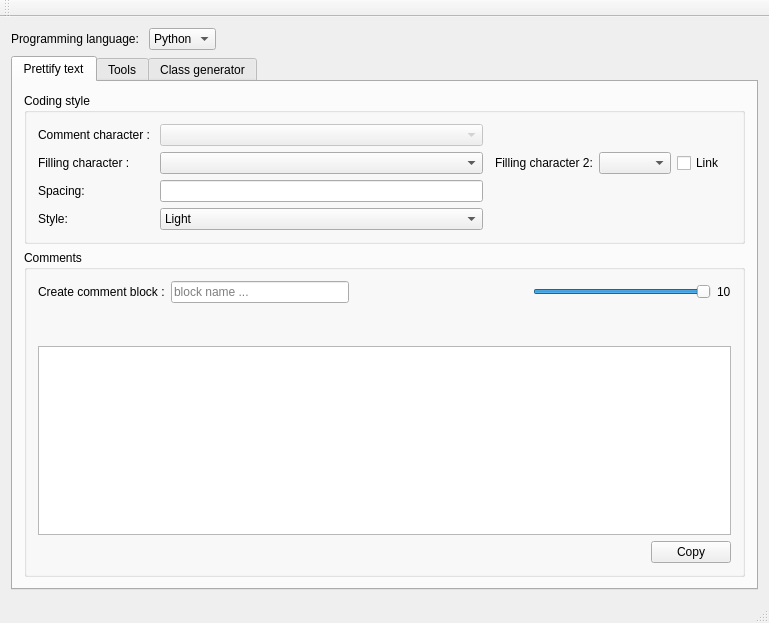
Qt form CodeHelper/mainwindow.ui (matthiaszeller/CodeHelper) before a commit.
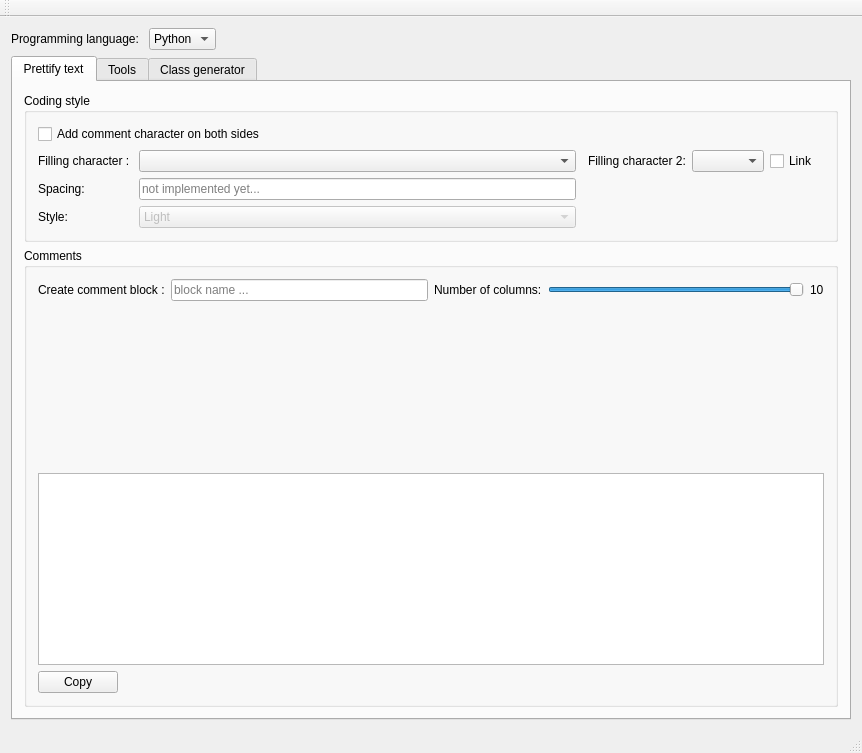
The same form after that commit.

Commit message: manage language for comments, comment character on both sides of comment block, language<->QString map, ...

```diff
--- a/CodeHelper/mainwindow.ui
+++ b/CodeHelper/mainwindow.ui
@@ -6,8 +6,8 @@
    <rect>
     <x>0</x>
     <y>0</y>
-    <width>769</width>
-    <height>623</height>
+    <width>862</width>
+    <height>753</height>
    </rect>
   </property>
   <property name="windowTitle">
@@ -69,13 +69,6 @@
            <string>Coding style</string>
           </property>
           <layout class="QGridLayout" name="gridLayout_3">
-           <item row="0" column="1">
-            <widget class="QComboBox" name="comboBox_prettify_comment_char">
-             <property name="enabled">
-              <bool>false</bool>
-             </property>
-            </widget>
-           </item>
            <item row="1" column="3">
             <widget class="QLabel" name="label_8">
              <property name="text">
@@ -88,6 +81,9 @@
            </item>
            <item row="3" column="1">
             <widget class="QComboBox" name="comboBox_prettify_style">
+             <property name="enabled">
+              <bool>false</bool>
+             </property>
              <item>
               <property name="text">
                <string>Light</string>
@@ -116,28 +112,9 @@
             <widget class="QComboBox" name="comboBox_prettify_filling_char2"/>
            </item>
            <item row="2" column="1">
-            <widget class="QLineEdit" name="lineEdit_prettify_spacing"/>
-           </item>
-           <item row="0" column="2" colspan="5">
-            <spacer name="horizontalSpacer_4">
-             <property name="orientation">
-              <enum>Qt::Horizontal</enum>
-             </property>
-             <property name="sizeHint" stdset="0">
-              <size>
-               <width>40</width>
-               <height>20</height>
-              </size>
-             </property>
-            </spacer>
-           </item>
-           <item row="0" column="0">
-            <widget class="QLabel" name="label_5">
-             <property name="enabled">
-              <bool>true</bool>
-             </property>
-             <property name="text">
-              <string>Comment character : </string>
+            <widget class="QLineEdit" name="lineEdit_prettify_spacing">
+             <property name="placeholderText">
+              <string>not implemented yet...</string>
              </property>
             </widget>
            </item>
@@ -162,6 +139,26 @@
              </property>
             </widget>
            </item>
+           <item row="0" column="4" colspan="3">
+            <spacer name="horizontalSpacer_4">
+             <property name="orientation">
+              <enum>Qt::Horizontal</enum>
+             </property>
+             <property name="sizeHint" stdset="0">
+              <size>
+               <width>40</width>
+               <height>20</height>
+              </size>
+             </property>
+            </spacer>
+           </item>
+           <item row="0" column="0" colspan="4">
+            <widget class="QCheckBox" name="checkBox_prettify_both_sides">
+             <property name="text">
+              <string>Add comment character on both sides</string>
+             </property>
+            </widget>
+           </item>
           </layout>
          </widget>
         </item>
@@ -226,17 +223,11 @@
               </widget>
              </item>
              <item row="0" column="2">
-              <spacer name="horizontalSpacer_3">
-               <property name="orientation">
-                <enum>Qt::Horizontal</enum>
+              <widget class="QLabel" name="label_5">
+               <property name="text">
+                <string>Number of columns:</string>
                </property>
-               <property name="sizeHint" stdset="0">
-                <size>
-                 <width>40</width>
-                 <height>20</height>
-                </size>
-               </property>
-              </spacer>
+              </widget>
              </item>
             </layout>
            </item>
@@ -262,19 +253,6 @@
            </item>
            <item>
             <layout class="QHBoxLayout" name="horizontalLayout_3">
-             <item>
-              <spacer name="horizontalSpacer_2">
-               <property name="orientation">
-                <enum>Qt::Horizontal</enum>
-               </property>
-               <property name="sizeHint" stdset="0">
-                <size>
-                 <width>40</width>
-                 <height>20</height>
-                </size>
-               </property>
-              </spacer>
-             </item>
              <item>
               <widget class="QPushButton" name="pushButton_prettify_copy">
                <property name="text">
@@ -282,6 +260,19 @@
                </property>
               </widget>
              </item>
+             <item>
+              <spacer name="horizontalSpacer_2">
+               <property name="orientation">
+                <enum>Qt::Horizontal</enum>
+               </property>
+               <property name="sizeHint" stdset="0">
+                <size>
+                 <width>40</width>
+                 <height>20</height>
+                </size>
+               </property>
+              </spacer>
+             </item>
             </layout>
            </item>
           </layout>
```
Left out of the diff: 2 changed lines with no effect on the pictures. The commit also changes 6 other files.
